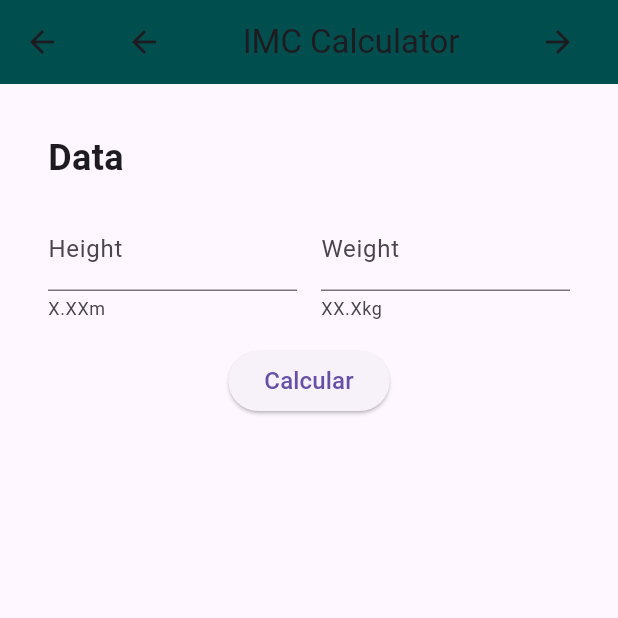
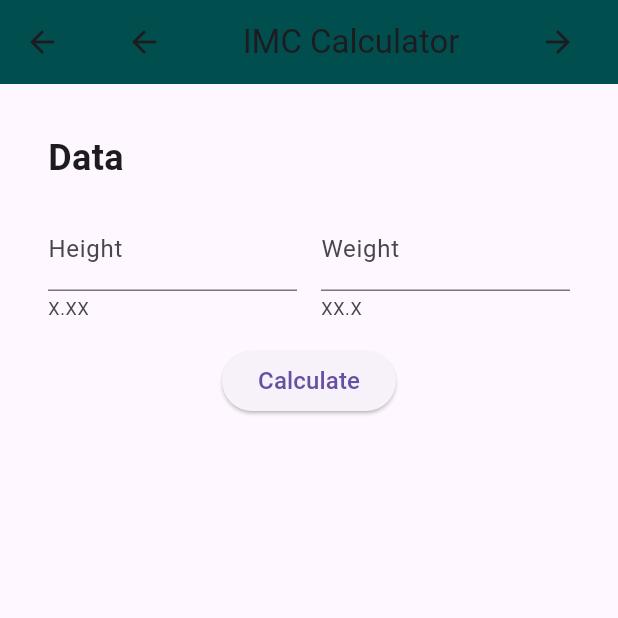
Before and after one commit to luisesales/Desenvolvimento-de-Sistemas-Para-Dispositivos-Moveis, a Flutter app: the IMC screen opened directly, on a phone screen of 412 x 824 dp, the top half of it. Run offline on Flutter 3.47's test engine with Material 3 defaults, Android fonts, the phone set to English and light mode, and no system bars; missing offline and left inert: intl_utils.

Commit message:
updating mini_projeto_1 - minor corrections on screens

```diff
--- a/mini_projeto_1/lib/Screens/IMC.dart
+++ b/mini_projeto_1/lib/Screens/IMC.dart
@@ -111,7 +111,7 @@ class _IMCState extends State<IMC> {
                             controller: _heightController,
                             decoration: InputDecoration(
                               labelText: 'Height',
-                              helperText: 'X.XXm'
+                              helperText: 'X.XX'
                             ),
                             validator: (value) {
                               if (value == null || value.isEmpty) {
@@ -128,7 +128,7 @@ class _IMCState extends State<IMC> {
                             controller: _weightController,
                             decoration: InputDecoration(
                               labelText: 'Weight',
-                              helperText: 'XX.Xkg'
+                              helperText: 'XX.X'
                             ),
                             validator: (value) {
                               if (value == null || value.isEmpty) {
@@ -144,7 +144,7 @@ class _IMCState extends State<IMC> {
                       margin: EdgeInsets.only(top: 16),
                       child: ElevatedButton(
                         onPressed: CalcularIMC,
-                        child: Text("Calcular", style: TextStyle(fontSize: 16)),
+                        child: Text("Calculate", style: TextStyle(fontSize: 16)),
                       ),
                     ),
                     Visibility(
--- a/mini_projeto_1/lib/Screens/forms.dart
+++ b/mini_projeto_1/lib/Screens/forms.dart
@@ -52,7 +52,7 @@ class _FormsState extends State<Forms> {
               IconButton(onPressed: () {
                 Navigator.pop(context);
                 Navigator.push(context, MaterialPageRoute(builder: (context) => IMC()));
-              }, icon: Icon(Icons.more_vert)),
+              }, icon: Icon(Icons.arrow_forward)),
             ],
           ),
           //margin: EdgeInsets.all(4),
```
